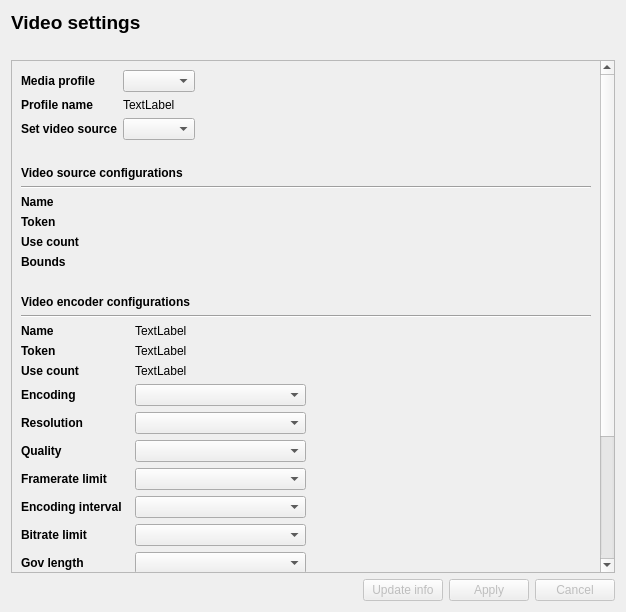
Abay11/onvif_client, file GUI/GUI_Util/formvideoconfiguration.ui: the form before one commit.
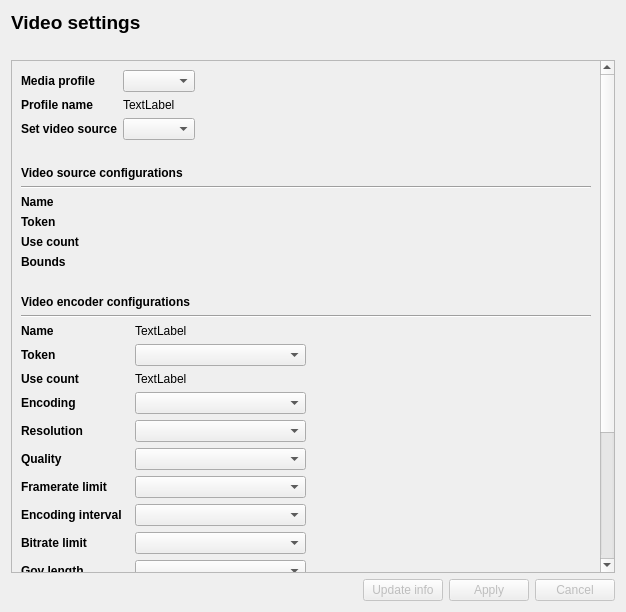
The form after the commit.

What changed in the file:
```diff
--- a/GUI/GUI_Util/formvideoconfiguration.ui
+++ b/GUI/GUI_Util/formvideoconfiguration.ui
@@ -53,9 +53,9 @@
       <property name="geometry">
        <rect>
         <x>0</x>
-        <y>-150</y>
+        <y>0</y>
         <width>589</width>
-        <height>663</height>
+        <height>670</height>
        </rect>
       </property>
       <layout class="QVBoxLayout" name="verticalLayout_2">
@@ -312,13 +312,6 @@
              </property>
             </widget>
            </item>
-           <item row="1" column="1">
-            <widget class="QLabel" name="lblECToken">
-             <property name="text">
-              <string>TextLabel</string>
-             </property>
-            </widget>
-           </item>
            <item row="2" column="0">
             <widget class="QLabel" name="label_8">
              <property name="font">
@@ -563,6 +556,9 @@
              </property>
             </widget>
            </item>
+           <item row="1" column="1">
+            <widget class="QComboBox" name="cmbECToken"/>
+           </item>
           </layout>
          </item>
          <item>
```
Left out of the diff: 2 changed lines with no effect on the pictures.
